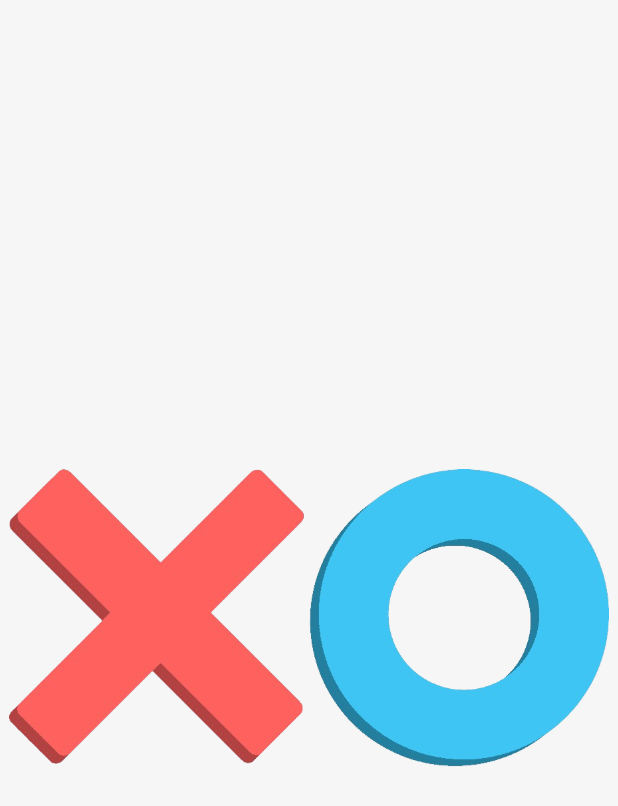
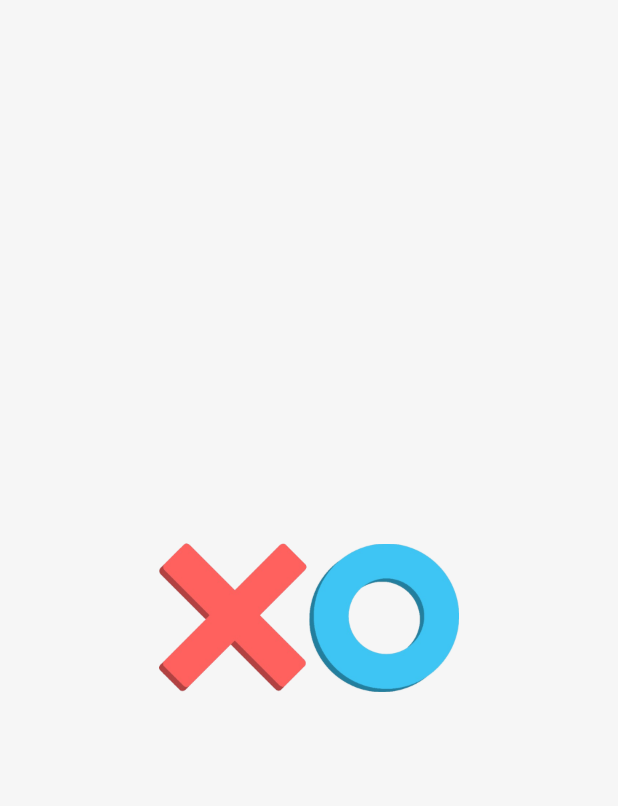
Before and after one commit to migarakavishan/tic_tac_toe_game, a Flutter app: the screen it shows after launch, on a phone screen of 412 x 824 dp. Shown: the top 806 px of the screen. Run offline on Flutter 3.47's test engine with Material 3 defaults, Android fonts, the phone set to English and light mode, and no system bars.

Commit message:
"Adjusted image widths from 200 to 100 in PlayModeScreen"

```diff
--- a/lib/screens/play_mode_screen.dart
+++ b/lib/screens/play_mode_screen.dart
@@ -21,11 +21,11 @@ class _PlayModeScreenState extends State<PlayModeScreen> {
               children: [
                 Image.asset(
                   'assets/cross.png',
-                  width: 200,
+                  width: 100,
                 ),
                 Image.asset(
                   'assets/circle.png',
-                  width: 200,
+                  width: 100,
                 ),
 
               ],
```
